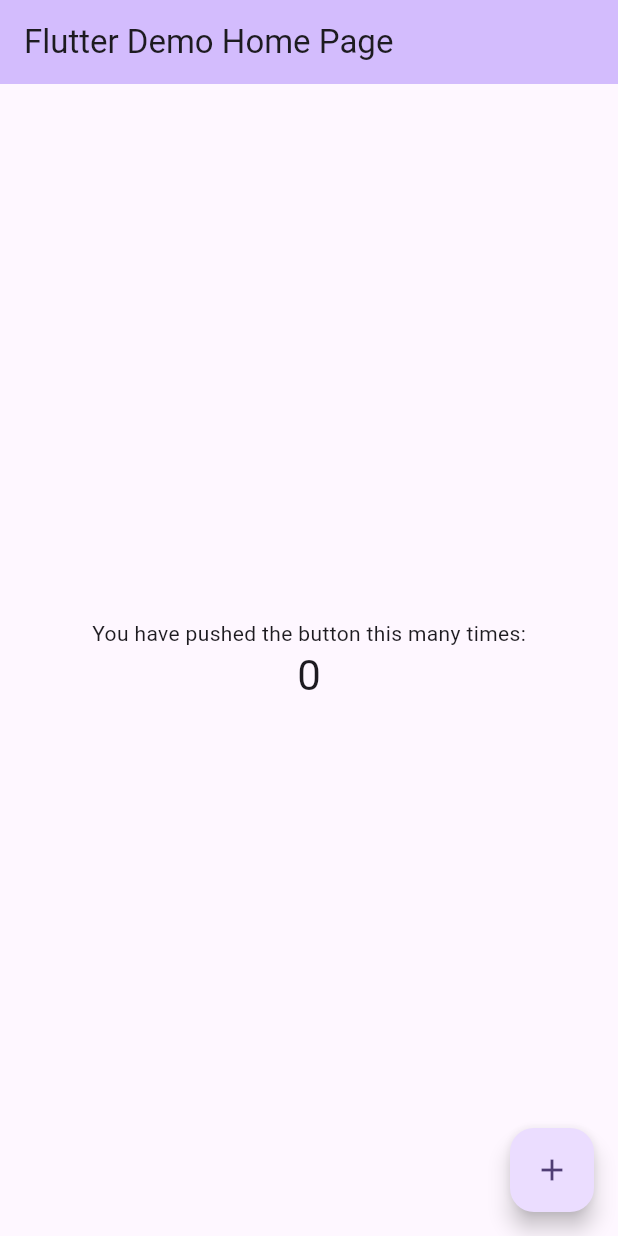
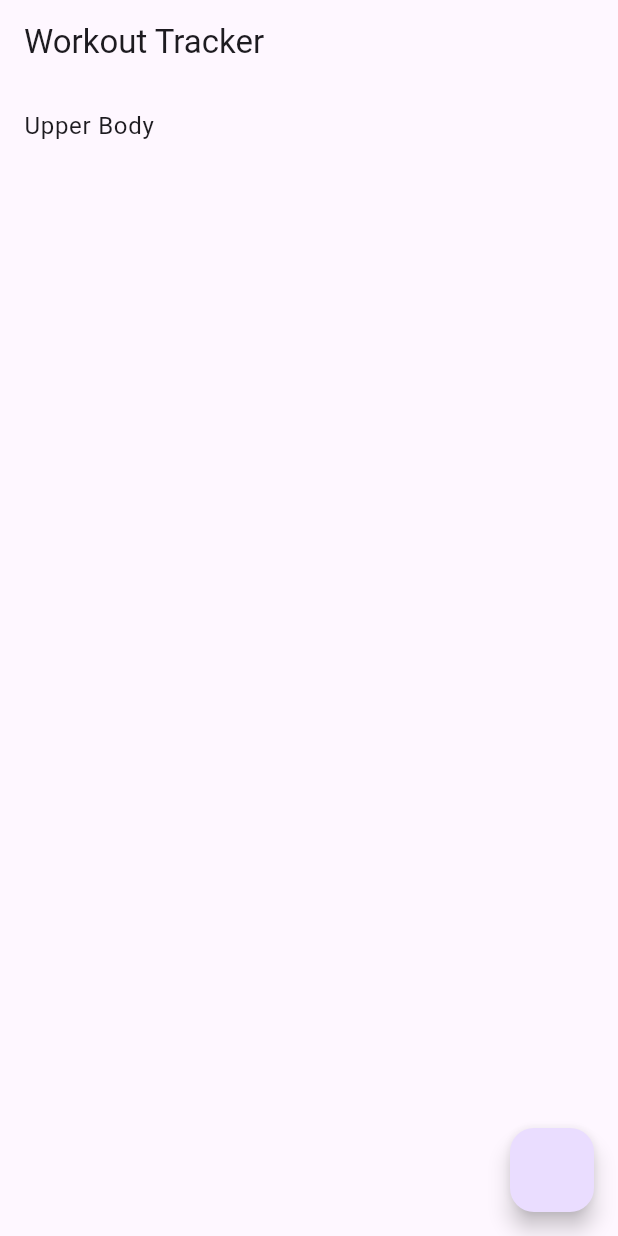
Before and after one commit to YoussefSalem582/CodeAlpha_Fitness_Tracker_App, a Flutter app: the screen it shows after launch, on a phone screen of 412 x 824 dp. Run offline on Flutter 3.47's test engine with Material 3 defaults, Android fonts, the phone set to English and light mode, and no system bars.

Commit message:
add exercise and workout models, implement workout data management

```diff
--- /dev/null
+++ b/lib/data/workout_data.dart
@@ -0,0 +1,101 @@
+import 'package:fitness_tracker_app/models/workout.dart';
+import 'package:flutter/widgets.dart';
+
+import '../models/exercise.dart';
+
+class WorkoutData extends ChangeNotifier {
+  /*
+
+  WORKOUT DATA STRUCTURE
+
+  - This overall list contains the different workouts
+  - Each workout has a name, and list of exercise
+   */
+  List<Workout> workoutList = [
+    // default workout
+    Workout(
+      name: 'Upper Body',
+      exercises: [
+        Exercise(name: "Bicep Curls", weight: "10", reps: "10", sets: "3"),
+      ],
+    ),
+  ];
+
+  // get the list of workouts
+  List<Workout> getWorkoutList() {
+    return workoutList;
+  }
+
+  // get length of a given workout
+  int numberOfExercises(String workoutName) {
+    Workout relevantWorkout = getReleventWorkout(workoutName);
+
+    return relevantWorkout.exercises.length;
+  }
+
+  // add a workout
+  void addWorkout(String name) {
+    // add a new workout with a blank list of exercises
+    workoutList.add(Workout(name: name, exercises: []));
+
+    notifyListeners();
+  }
+
+  // add an exercise to a workout
+  void addExercise(
+    String workoutName,
+    String exerciseName,
+    String weight,
+    String reps,
+    String sets,
+  ) {
+    // find the relevant workout
+    Workout relevantWorkout = workoutList.firstWhere(
+      (workout) => workout.name == workoutName,
+    );
+    // add the exercise to the relevant workout
+    relevantWorkout.exercises.add(
+      Exercise(name: exerciseName, weight: weight, reps: reps, sets: sets),
+    );
+
+    notifyListeners();
+  }
+
+  // check off exercise
+  void checkOffExercise(String workoutName, String exerciseName) {
+    // find the relevant workout
+    Workout relevantWorkout = getReleventWorkout(workoutName);
+
+    // find the relevant exercise in that workout
+    Exercise relevantExercise = relevantWorkout.exercises.firstWhere(
+          (exercise) => exercise.name == exerciseName,
+    );
+
+    // check off boolean to show user completed the exercise
+    relevantExercise.isCompleted = !relevantExercise.isCompleted;
+
+    notifyListeners();
+  }
+
+  // return relevant workout object, given a workout name
+  Workout getReleventWorkout(String workoutName) {
+    Workout relevantWorkout = workoutList.firstWhere(
+      (workout) => workout.name == workoutName,
+    );
+
+    return relevantWorkout;
+  }
+
+  // return relevant exercise object, given a workout name + exercise name
+  Exercise getRelevantExercise(String workoutName, String exerciseName) {
+    // find relevant workout first
+    Workout relevantWorkout = getReleventWorkout(workoutName);
+
+    // then find the relevant exercise in that workout
+    Exercise relevantExercise = relevantWorkout.exercises.firstWhere(
+      (exercise) => exercise.name == exerciseName,
+    );
+
+    return relevantExercise;
+  }
+}
--- a/lib/main.dart
+++ b/lib/main.dart
@@ -1,4 +1,7 @@
 import 'package:flutter/material.dart';
+import 'package:provider/provider.dart';
+import 'data/workout_data.dart';
+import 'pages/home_page.dart';
 
 void main() {
   runApp(const MyApp());
@@ -7,116 +10,14 @@ void main() {
 class MyApp extends StatelessWidget {
   const MyApp({super.key});
 
-  // This widget is the root of your application.
   @override
   Widget build(BuildContext context) {
-    return MaterialApp(
-      title: 'Flutter Demo',
-      theme: ThemeData(
-        // This is the theme of your application.
-        //
-        // TRY THIS: Try running your application with "flutter run". You'll see
-        // the application has a purple toolbar. Then, without quitting the app,
-        // try changing the seedColor in the colorScheme below to Colors.green
-        // and then invoke "hot reload" (save your changes or press the "hot
-        // reload" button in a Flutter-supported IDE, or press "r" if you used
-        // the command line to start the app).
-        //
-        // Notice that the counter didn't reset back to zero; the application
-        // state is not lost during the reload. To reset the state, use hot
-        // restart instead.
-        //
-        // This works for code too, not just values: Most code changes can be
-        // tested with just a hot reload.
-        colorScheme: ColorScheme.fromSeed(seedColor: Colors.deepPurple),
+    return ChangeNotifierProvider(
+      create: (context) => WorkoutData(),
+      child: const MaterialApp(
+        debugShowCheckedModeBanner: false,
+        home: HomePage(),
       ),
-      home: const MyHomePage(title: 'Flutter Demo Home Page'),
     );
   }
 }
-
-class MyHomePage extends StatefulWidget {
-  const MyHomePage({super.key, required this.title});
-
-  // This widget is the home page of your application. It is stateful, meaning
-  // that it has a State object (defined below) that contains fields that affect
-  // how it looks.
-
-  // This class is the configuration for the state. It holds the values (in this
-  // case the title) provided by the parent (in this case the App widget) and
-  // used by the build method of the State. Fields in a Widget subclass are
-  // always marked "final".
-
-  final String title;
-
-  @override
-  State<MyHomePage> createState() => _MyHomePageState();
-}
-
-class _MyHomePageState extends State<MyHomePage> {
-  int _counter = 0;
-
-  void _incrementCounter() {
-    setState(() {
-      // This call to setState tells the Flutter framework that something has
-      // changed in this State, which causes it to rerun the build method below
-      // so that the display can reflect the updated values. If we changed
-      // _counter without calling setState(), then the build method would not be
-      // called again, and so nothing would appear to happen.
-      _counter++;
-    });
-  }
-
-  @override
-  Widget build(BuildContext context) {
-    // This method is rerun every time setState is called, for instance as done
-    // by the _incrementCounter method above.
-    //
-    // The Flutter framework has been optimized to make rerunning build methods
-    // fast, so that you can just rebuild anything that needs updating rather
-    // than having to individually change instances of widgets.
-    return Scaffold(
-      appBar: AppBar(
-        // TRY THIS: Try changing the color here to a specific color (to
-        // Colors.amber, perhaps?) and trigger a hot reload to see the AppBar
-        // change color while the other colors stay the same.
-        backgroundColor: Theme.of(context).colorScheme.inversePrimary,
-        // Here we take the value from the MyHomePage object that was created by
-        // the App.build method, and use it to set our appbar title.
-        title: Text(widget.title),
-      ),
-      body: Center(
-        // Center is a layout widget. It takes a single child and positions it
-        // in the middle of the parent.
-        child: Column(
-          // Column is also a layout widget. It takes a list of children and
-          // arranges them vertically. By default, it sizes itself to fit its
-          // children horizontally, and tries to be as tall as its parent.
-          //
-          // Column has various properties to control how it sizes itself and
-          // how it positions its children. Here we use mainAxisAlignment to
-          // center the children vertically; the main axis here is the vertical
-          // axis because Columns are vertical (the cross axis would be
-          // horizontal).
-          //
-          // TRY THIS: Invoke "debug painting" (choose the "Toggle Debug Paint"
-          // action in the IDE, or press "p" in the console), to see the
-          // wireframe for each widget.
-          mainAxisAlignment: MainAxisAlignment.center,
-          children: <Widget>[
-            const Text('You have pushed the button this many times:'),
-            Text(
-              '$_counter',
-              style: Theme.of(context).textTheme.headlineMedium,
-            ),
-          ],
-        ),
-      ),
-      floatingActionButton: FloatingActionButton(
-        onPressed: _incrementCounter,
-        tooltip: 'Increment',
-        child: const Icon(Icons.add),
-      ), // This trailing comma makes auto-formatting nicer for build methods.
-    );
-  }
-}
--- /dev/null
+++ b/lib/models/exercise.dart
@@ -0,0 +1,15 @@
+class Exercise{
+  final String name;
+  final String weight;
+  final String reps;
+  final String sets;
+  bool isCompleted;
+
+  Exercise({
+    required this.name,
+    required this.weight,
+    required this.reps,
+    required this.sets,
+    this.isCompleted = false,
+  });
+}
--- /dev/null
+++ b/lib/models/workout.dart
@@ -0,0 +1,11 @@
+import 'exercise.dart';
+
+class Workout{
+  final String name;
+  final List<Exercise> exercises;
+
+  Workout({
+    required this.name,
+    required this.exercises,
+  });
+}
--- /dev/null
+++ b/lib/pages/home_page.dart
@@ -0,0 +1,35 @@
+import 'package:fitness_tracker_app/data/workout_data.dart';
+import 'package:flutter/material.dart';
+import 'package:provider/provider.dart';
+
+class HomePage extends StatefulWidget {
+  const HomePage({super.key});
+
+  @override
+  State<HomePage> createState() => _HomePageState();
+}
+
+class _HomePageState extends State<HomePage> {
+
+  // create a new workout
+  void createNewWorkout(){}
+
+  @override
+  Widget build(BuildContext context) {
+    return Consumer<WorkoutData>(
+      builder:
+          (context, value, child) => Scaffold(
+            appBar: AppBar(title: const Text('Workout Tracker')),
+            floatingActionButton: FloatingActionButton(
+              onPressed: createNewWorkout,
+            ),
+            body: ListView.builder(
+              itemCount: value.getWorkoutList().length,
+              itemBuilder:
+                  (context, index) =>
+                      ListTile(title: Text(value.getWorkoutList()[index].name)),
+            ),
+          ),
+    );
+  }
+}
--- a/pubspec.yaml
+++ b/pubspec.yaml
@@ -34,6 +34,7 @@ dependencies:
   # The following adds the Cupertino Icons font to your application.
   # Use with the CupertinoIcons class for iOS style icons.
   cupertino_icons: ^1.0.8
+  provider:
 
 dev_dependencies:
   flutter_test:
```
Also changed, not shown: pubspec.lock.
